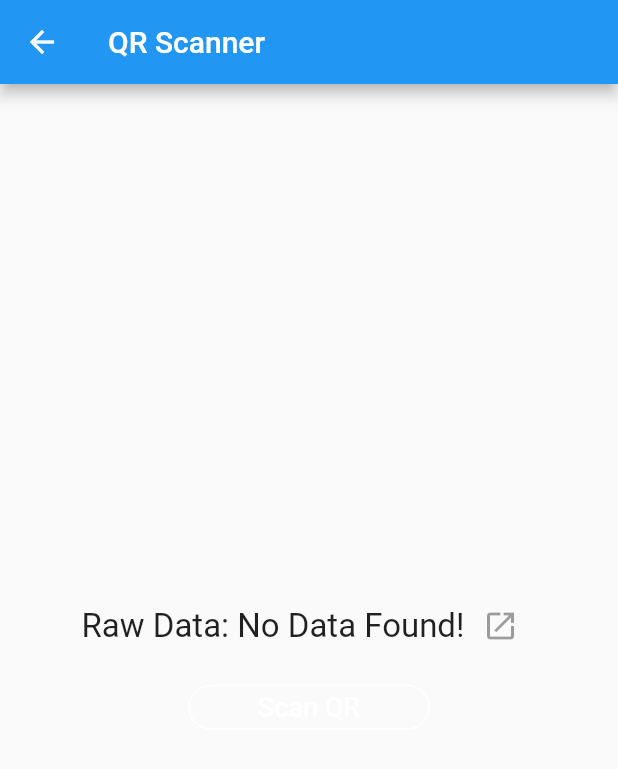
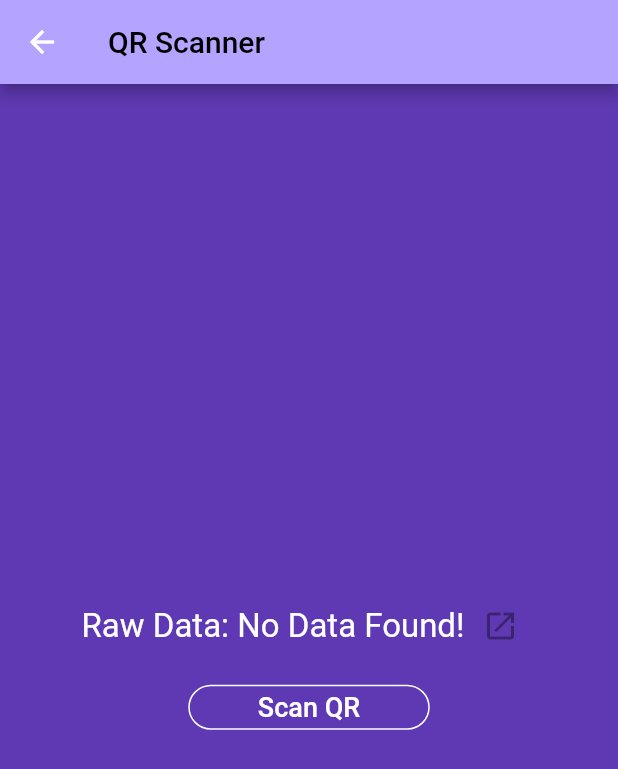
Before and after one commit to lyadhcoder/QR-Code-Scanner-Generator-App, a Flutter app: the ScanQR screen opened directly, on a phone screen of 412 x 824 dp. Shown: the top 769 px of the screen. Run offline on Flutter 3.47's test engine with Material 2 defaults, Android fonts, the phone set to English and light mode, and no system bars; missing offline and left inert: barcode_scan2.

Commit message:
scanqr page update

```diff
--- a/lib/ScanQR.dart
+++ b/lib/ScanQR.dart
@@ -17,8 +17,10 @@ class _ScanQRState extends State<ScanQR> {
     return Hero(
       tag: "ScanQR",
       child: Scaffold(
+        backgroundColor: Color(0xFF5F39B3),
         appBar: AppBar(
-          title: Text("QR Scanner"),
+          backgroundColor: Color(4290028543),
+          title: Text("QR Scanner", style: TextStyle(color: Colors.black)),
         ),
         body: Container(
           width: double.infinity,
@@ -35,6 +37,7 @@ class _ScanQRState extends State<ScanQR> {
                     textAlign: TextAlign.center,
                     style: TextStyle(
                       fontSize: 22,
+                      color: Colors.white,
                     ),
                   )),
                   IconButton(
@@ -42,6 +45,7 @@ class _ScanQRState extends State<ScanQR> {
                     onPressed: hasdata
                         ? () async {
                             if (await canLaunch(qrData)) {
+                              print(qrData);
                               await launch(qrData);
                             } else {
                               throw "Could Not Launch";
```
